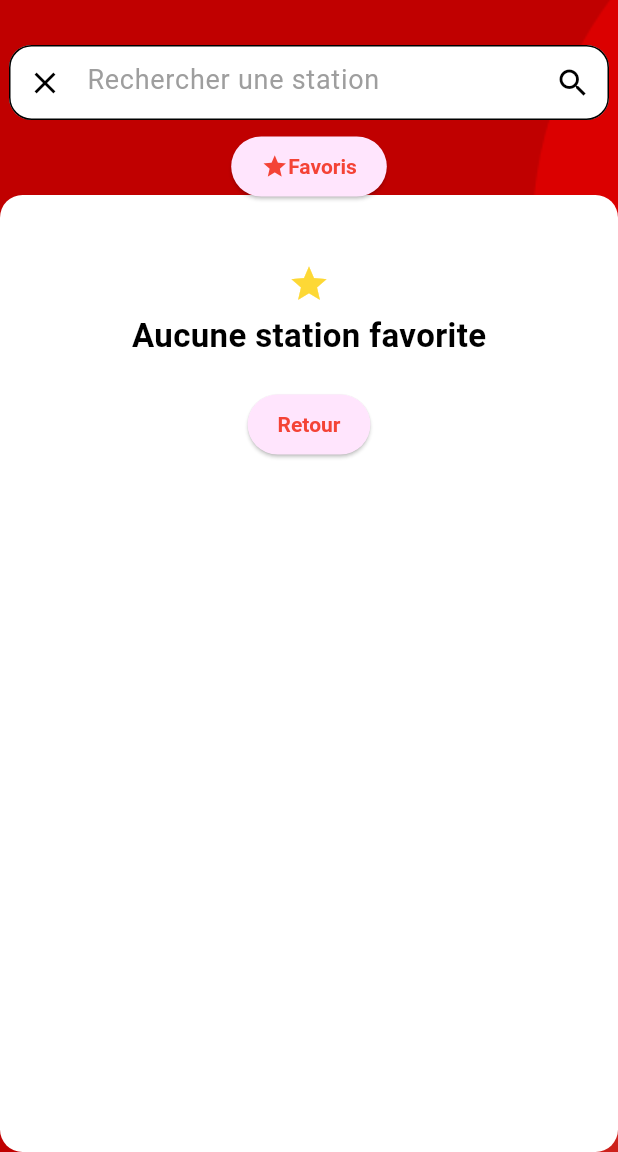
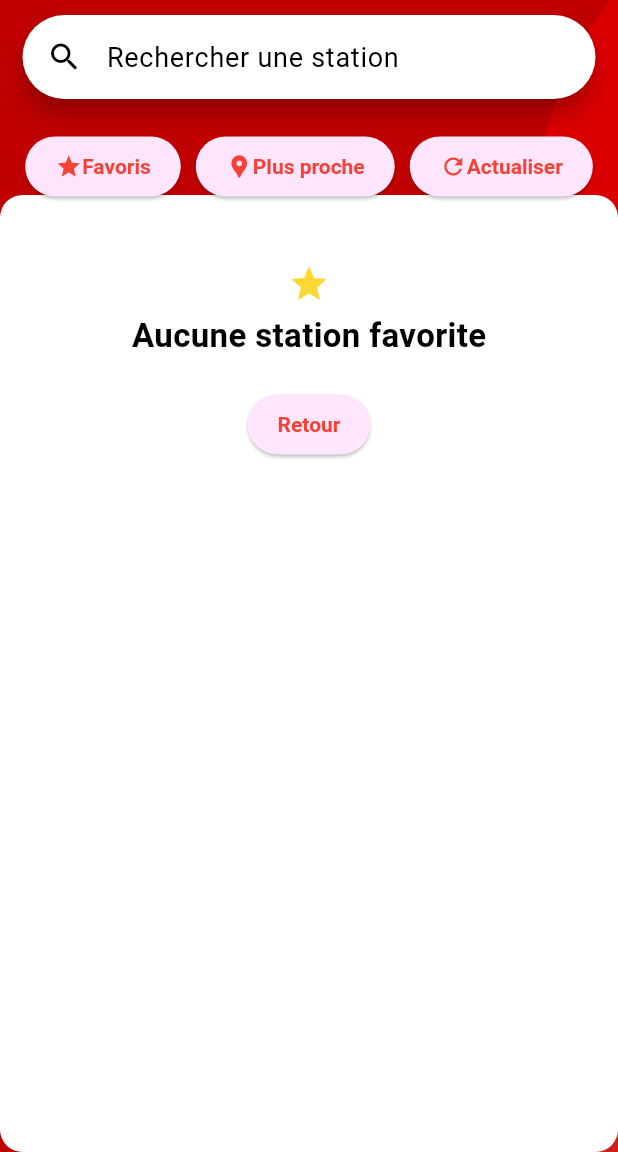
Before and after one commit to chloclicot/V-Lille-App, a Flutter app: the screen it shows after launch, after a tap on "Favoris", on a phone screen of 412 x 824 dp, the part 84-1236 px from its top. Run offline on Flutter 3.47's test engine with Material 3 defaults, Android fonts, the phone set to English and light mode, and no system bars; our stand-ins replace flutter_map, geolocator, latlong2, shared_preferences; network calls fail.

Commit message:
fix searchbar

```diff
--- a/lib/main.dart
+++ b/lib/main.dart
@@ -133,7 +133,41 @@ class VLilleHomePageState extends State<VLilleHomePage> {
                       children: [Icon(Icons.star), Text("Favoris")],
                     ),
                    ),
+                  SizedBox(width: 10),
+                  // bouton station la plus proche
+                  ElevatedButton(
+                    onPressed: () {
+                      //reset la station selectionnée
+                      var proche = Provider.of<StationsProvider>(context, listen: false)
+                          .closestStation;
+                      Provider.of<StationsProvider>(context, listen: false)
+                          .selectStation(Station("", "", 0, 0, 0.0, 0.0, false));
+                      // map sur la station la plus proche
+                      moveMapToStation(proche.y,proche.x);
+                      setState(() {
+                        _showClosest = true;
+                        _showMap = true;
+                        _showFavorites = false;
+                      });
+                    },
+                    child: const Row(
+                      children: [Icon(Icons.location_pin), Text("Plus proche")],
+                    ),
+                  ),
+                  // refresh button
+                  SizedBox(width: 10),
+                  ElevatedButton(
+                    onPressed: () {
+                      setState(() {
+                        Provider.of<StationsProvider>(context, listen: false).refresh();
+                      });
+                    },
+                    child: const Row(
+                      children: [Icon(Icons.refresh), Text("Actualiser")],
+                    ),
+                  ),
                   ],
+
                 ),
                   const SizedBox(height: 20),
                   // La map
@@ -225,12 +259,7 @@ class VLilleHomePageState extends State<VLilleHomePage> {
                 const SizedBox(height: 10),
                 StationSearchBar(
                   mapController: _mapController,
-                  onClearQuery: () {
-                    setState(() {
-                      _showClosest = true;
-                    });
-                  },
-                  onSelectStation: () {
+                onSelectStation: (){
                   setState(() {
                     _showClosest = false;
                     _showFavorites = false;
@@ -402,66 +431,37 @@ class FavoriteStationsWidget extends StatelessWidget {
 }
 
 
-class StationSearchBar extends StatefulWidget {
+class StationSearchBar extends StatefulWidget{
+  final MapController mapController;
   final Function onSelectStation;
-  final Function onClearQuery;
-  final MapController mapController;
 
-  const StationSearchBar(
-      {super.key,
-      required this.onSelectStation,
-      required this.onClearQuery,
-      required this.mapController});
+  const StationSearchBar({super.key, required this.mapController, required this.onSelectStation});
 
   @override
   State<StationSearchBar> createState() => _StationSearchBarState();
+
 }
 
 class _StationSearchBarState extends State<StationSearchBar> {
-  String query = "";
-  final FocusNode _focusNode = FocusNode();
-  bool _hideSuggestions = true;
-  final TextEditingController _controller = TextEditingController();
-  List<String> suggestions = [];
+  List<Station> stations = [];
+  List<Station> suggestions = [];
+  SearchController searchController = SearchController();
 
-  void onQueryChange(String newQuery) {
+  // @override
+  // void initState(){
+  //   super.initState();
+  //   setState(() {
+  //     stations = Provider.of<StationsProvider>(context, listen: false).stations;
+  //     suggestions = stations;
+  //   });
+  //   print(stations);
+  //
+  // }
+
+  void getSuggestions(String query){
     setState(() {
-      query = newQuery;
-      // if(query.isEmpty){suggestions = [];}
-      suggestions = getSuggestions(query,
-          Provider.of<StationsProvider>(context, listen: false).stations);
     });
-  }
 
-  void initState() {
-    super.initState();
-    _focusNode.addListener(() {
-      if (!_focusNode.hasFocus && query.isEmpty) {
-        setState(() {
-          // suggestions = [];
-        });
-      } else {
-        _hideSuggestions = false;
-        setState(() {
-          suggestions = getSuggestions(query,
-              Provider.of<StationsProvider>(context, listen: false).stations);
-        });
-      }
-    });
-  }
-
-  List<String> getSuggestions(String query, List<Station> stations) {
-    return stations
-        .where((station) =>
-            station.name.toLowerCase().contains(query.toLowerCase()))
-        .map((station) => station.name)
-        .toList();
-  }
-
-  void hideSuggestions() {
-    setState(() {
-      _hideSuggestions = true;
-    });
   }
 
   void moveMapToStation(double lat, double lon) {
@@ -470,110 +470,51 @@ class _StationSearchBarState extends State<StationSearchBar> {
 
   @override
   Widget build(BuildContext context) {
-    return Container(
-        margin: EdgeInsets.only(
-            left: (MediaQuery.of(context).size.width - 400) / 2, top: 20),
-        child: Column(
-          children: [
-            SizedBox(
-              height: 50,
-              width: 400,
-              child: TextField(
-                controller: _controller,
-                focusNode: _focusNode,
-                onChanged: onQueryChange,
-                decoration: InputDecoration(
-                  filled: true,
-                  fillColor: Colors.white,
+      return Center(
+        child:Container(
+          width: MediaQuery.of(context).size.width-30,
+          child: SearchAnchor(
+              builder: (BuildContext context, SearchController controller){
+
+                return SearchBar(
+                  padding: const WidgetStatePropertyAll<EdgeInsets>(
+                      EdgeInsets.symmetric(horizontal: 16.0)),
+                  onTap: (){
+                    controller.openView();
+                    stations = Provider.of<StationsProvider>(context, listen: false).stations;
+                    suggestions = stations;
+                    },
                   hintText: "Rechercher une station",
-                  suffixIcon: IconButton(
-                      // rechercher suggestion
-                      onPressed: () {
+                  leading: const Icon(Icons.search),
+                );
+              },
+              suggestionsBuilder: (context,controller){
+                controller.addListener((){
                   setState(() {
-                          var station;
-                          // si la recherche correspond à une station
-                          if (Provider.of<StationsProvider>(context,
-                                  listen: false)
-                              .stations
-                              .where((station) => station.name == query)
-                              .isNotEmpty) {
-                            station = Provider.of<StationsProvider>(context,
-                                    listen: false)
-                                .stations
-                                .firstWhere((station) => station.name == query);
-                            Provider.of<StationsProvider>(context,
-                                    listen: false)
+                    suggestions = stations.where((station) => station.name.toLowerCase().contains(controller.text.toLowerCase())).toList();
+                  });
+                });
+                return List<ListTile>.generate(suggestions.length, (index) {
+                  final Station station = suggestions[index];
+                  return ListTile(
+                    title: Text(station.name),
+                    onTap: (){
+                      controller.closeView(station.name);
+                      // changer la station selectionnée
+                      Provider.of<StationsProvider>(context, listen: false)
                           .selectStation(station);
                       moveMapToStation(station.y, station.x);
                       widget.onSelectStation();
+                    },
+                  );
+                });
               }
-                        });
-                      },
-                      icon: const Icon(Icons.search)),
-                  prefixIcon: IconButton(
-                    onPressed: () {
-                      _controller.clear();
-                      hideSuggestions();
-                      onQueryChange("");
-                      //enlever la station selectionnée
-                      Provider.of<StationsProvider>(context, listen: false)
-                              .selectStation(Station("", "", 0, 0, 0.0, 0.0, false));
-                      var station =
-                          Provider.of<StationsProvider>(context, listen: false)
-                              .closestStation;
-                      moveMapToStation(station.y, station.x);
-                      widget.onClearQuery();
-                    },
-                    icon: const Icon(Icons.clear),
-                  ),
-                  border: OutlineInputBorder(
-                    borderRadius: BorderRadius.circular(15),
-                  ),
-                ),
-              ),
-            ),
-            if (!_hideSuggestions)
-              Container(
-                constraints: const BoxConstraints(
-                  maxHeight: 200,
-                ),
-                width: 400,
-                decoration: BoxDecoration(
-                  color: Theme.of(context).colorScheme.surface,
-                  border: Border.all(color: Colors.grey),
-                  borderRadius: BorderRadius.circular(15),
-                ),
-                child: ListView(
-                  children: [
-                    for (var suggestion in suggestions)
-                      ListTile(
-                        title: Text(suggestion),
-                        onTap: () {
-                          _controller.text = suggestion;
-                          Station station;
-                          station = Provider.of<StationsProvider>(context,
-                                  listen: false)
-                              .stations
-                              .firstWhere(
-                                  (station) => station.name == suggestion);
-                          Provider.of<StationsProvider>(context, listen: false)
-                              .selectStation(station);
-                          setState(() {
-                            hideSuggestions();
-                            query = suggestion;
-                            suggestions = [];
-                            moveMapToStation(station.y, station.x);
-                            widget.onSelectStation();
-                          });
-                        },
-                      ),
-                  ],
           ),
         )
-          ],
-        ));
+      );
   }
 }
+
 
 class MapWidget extends StatefulWidget {
   final Function onPinclick;
@@ -600,11 +541,12 @@ class _MapWidgetState extends State<MapWidget> {
     }
     else{
       return Container(
-        margin: const EdgeInsets.only(top: 20),
-        height: 300,
-        width: 300,
-        decoration: const BoxDecoration(
+        margin: const EdgeInsets.only(top: 10),
+        height: 320,
+        width: MediaQuery.of(context).size.width - 20,
+        decoration: BoxDecoration(
           color: Colors.blue,
+          borderRadius: BorderRadius.all(Radius.circular(15)),
         ),
         child: Center(
             child: FlutterMap(
```
Also changed, not shown: lib/stationsProvider.dart (+28 -0 lines), 3 other files. Lines whose indentation alone changed are shown as unchanged.
